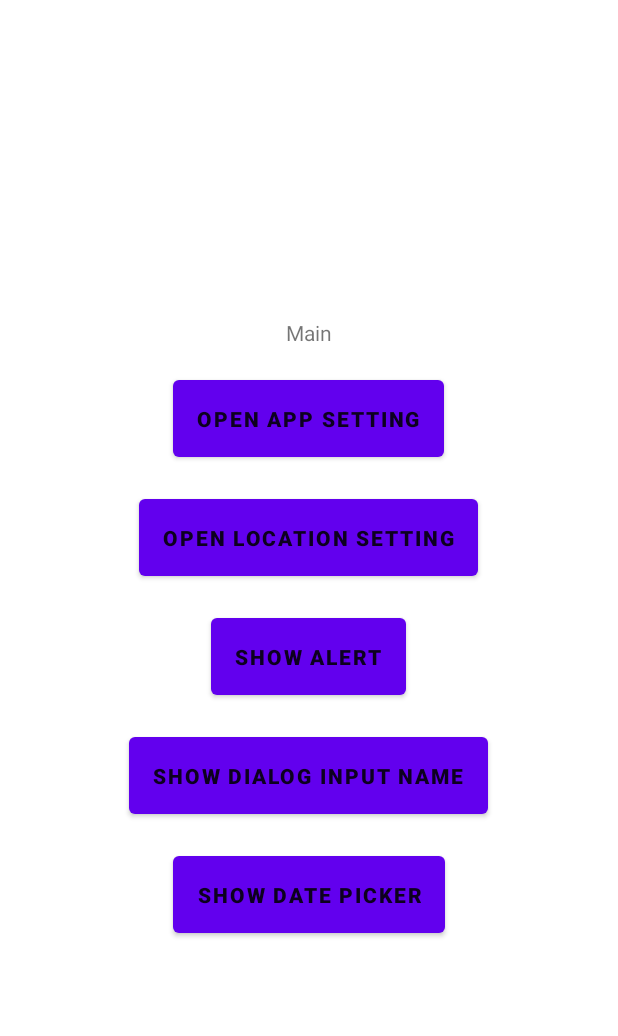
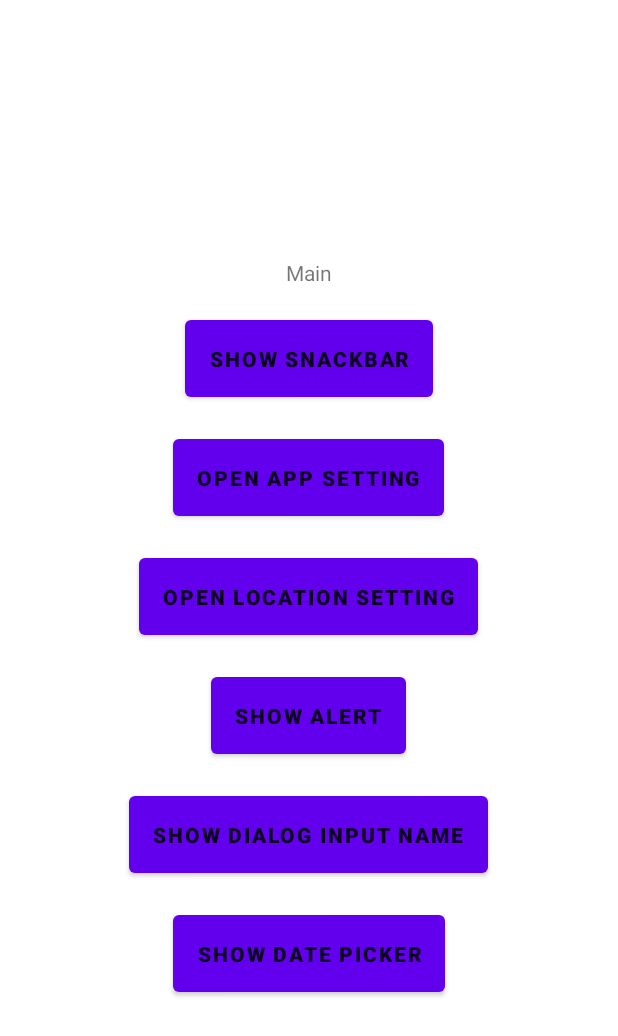
Before and after one commit to mncinnovation/mnc-android-code-standard-core, an Android app: the layout activity_main.xml on its own in the app's theme, with its tools: preview values and no code run, on a phone screen of 412 x 824 dp. Shown: the top 1036 px of the screen. Run offline under Robolectric (Android 15) with nearby library versions, the phone set to English and light mode, and no system bars.

Commit message:
add show snackbar

```diff
--- a/app/src/main/res/layout/activity_main.xml
+++ b/app/src/main/res/layout/activity_main.xml
@@ -15,6 +15,18 @@
         android:layout_centerHorizontal="true"
         android:layout_marginTop="@dimen/margin_large"
         android:text="Main" />
+    <Button
+        android:id="@+id/btnShowSnackbar"
+        style="@style/TextAppearance.AppCompat.Button"
+        android:layout_width="wrap_content"
+        android:layout_height="wrap_content"
+        android:layout_below="@id/tvMain"
+        android:layout_centerHorizontal="true"
+        android:layout_marginTop="@dimen/margin_large"
+        android:padding="@dimen/padding_large"
+        android:text="Show snackbar"
+        android:textSize="@dimen/body2_font_size"
+        android:textStyle="bold" />
 
     <Button
         android:id="@+id/btnOpenAppSetting"
```
Also changed, not shown: app/src/main/java/com/mncgroup/mnccore/ui/MainActivity.kt (+6 -5 lines), core/src/main/java/com/mncgroup/core/util/ext/Snackbars.kt (added, +37 -0 lines).
